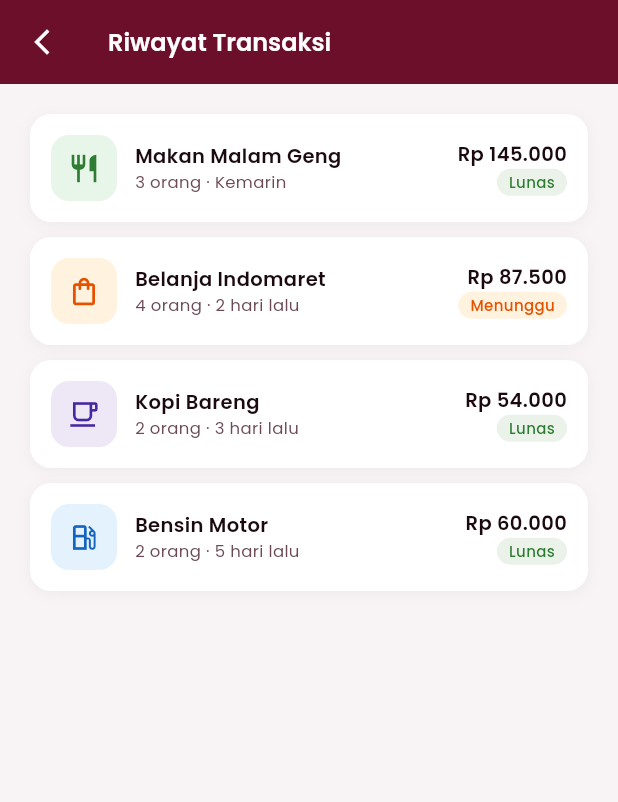
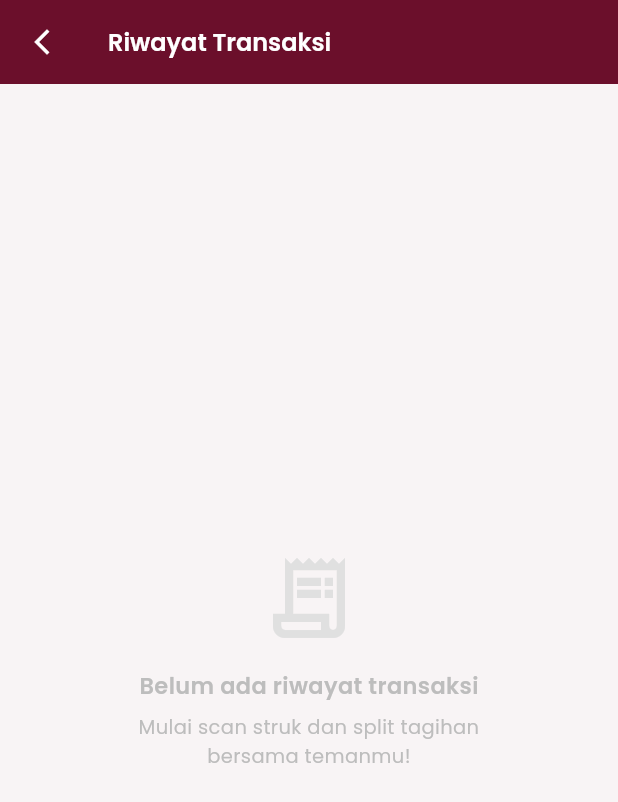
Before and after one commit to saaava/splitsnap, a Flutter app: the HistoryScreen screen opened directly, on a phone screen of 412 x 824 dp. Shown: the top 802 px of the screen. Run offline on Flutter 3.47's test engine with Material 3 defaults, Android fonts, the phone set to English and light mode, and no system bars; our stand-ins replace cloud_firestore, firebase_auth, firebase_core, google_fonts, google_sign_in, image_picker and 1 more; missing offline and left inert: google_mlkit_text_recognition; accounts and stored records are empty.

Commit message:
profile n transaksi jadi

```diff
--- /dev/null
+++ b/lib/core/services/transaction_service.dart
@@ -0,0 +1,66 @@
+// lib/core/services/transaction_service.dart
+// Singleton service untuk menyimpan riwayat transaksi in-memory
+// (bisa diganti Firestore nanti)
+
+import 'package:flutter/material.dart';
+
+class TransactionItem {
+  final String name;
+  final String date;
+  final String people;
+  final int amount;
+  final String status;
+  final IconData icon;
+  final Color color;
+  final Color iconColor;
+
+  const TransactionItem({
+    required this.name,
+    required this.date,
+    required this.people,
+    required this.amount,
+    required this.status,
+    required this.icon,
+    required this.color,
+    required this.iconColor,
+  });
+
+  TransactionItem copyWith({String? status}) {
+    return TransactionItem(
+      name: name,
+      date: date,
+      people: people,
+      amount: amount,
+      status: status ?? this.status,
+      icon: icon,
+      color: color,
+      iconColor: iconColor,
+    );
+  }
+}
+
+class TransactionService {
+  TransactionService._();
+  static final TransactionService instance = TransactionService._();
+
+  // List riwayat — kosong di awal, diisi saat user melakukan aktivitas
+  final List<TransactionItem> _transactions = [];
+
+  List<TransactionItem> get all => List.unmodifiable(_transactions);
+
+  List<TransactionItem> get recent =>
+      _transactions.take(3).toList();
+
+  void addTransaction(TransactionItem item) {
+    _transactions.insert(0, item);
+  }
+
+  void markPaid(String name) {
+    final idx = _transactions.indexWhere((t) => t.name == name);
+    if (idx != -1) {
+      _transactions[idx] = _transactions[idx].copyWith(status: 'Lunas');
+    }
+  }
+
+  void clear() => _transactions.clear();
+}
--- a/lib/features/history/screens/history_screen.dart
+++ b/lib/features/history/screens/history_screen.dart
@@ -1,54 +1,22 @@
+// lib/features/history/screens/history_screen.dart
+
 import 'package:flutter/material.dart';
 import 'package:google_fonts/google_fonts.dart';
+import 'package:splitsnap/core/services/transaction_service.dart';
 import 'package:splitsnap/core/theme/app_theme.dart';
 
-class HistoryScreen extends StatelessWidget {
+class HistoryScreen extends StatefulWidget {
   const HistoryScreen({super.key});
 
-  static final List<Map<String, dynamic>> _history = [
-    {
-      'name': 'Makan Malam Geng',
-      'date': 'Kemarin',
-      'people': '3 orang',
-      'amount': 145000,
-      'status': 'Lunas',
-      'icon': Icons.restaurant_outlined,
-      'color': Color(0xFFE8F5E9),
-      'iconColor': Color(0xFF2E7D32),
-    },
-    {
-      'name': 'Belanja Indomaret',
-      'date': '2 hari lalu',
-      'people': '4 orang',
-      'amount': 87500,
-      'status': 'Menunggu',
-      'icon': Icons.shopping_bag_outlined,
-      'color': Color(0xFFFFF3E0),
-      'iconColor': Color(0xFFE65100),
-    },
-    {
-      'name': 'Kopi Bareng',
-      'date': '3 hari lalu',
-      'people': '2 orang',
-      'amount': 54000,
-      'status': 'Lunas',
-      'icon': Icons.local_cafe_outlined,
-      'color': Color(0xFFEDE7F6),
-      'iconColor': Color(0xFF4527A0),
-    },
-    {
-      'name': 'Bensin Motor',
-      'date': '5 hari lalu',
-      'people': '2 orang',
-      'amount': 60000,
-      'status': 'Lunas',
-      'icon': Icons.local_gas_station_outlined,
-      'color': Color(0xFFE3F2FD),
-      'iconColor': Color(0xFF1565C0),
-    },
-  ];
+  @override
+  State<HistoryScreen> createState() => _HistoryScreenState();
+}
+
+class _HistoryScreenState extends State<HistoryScreen> {
+  // Gunakan StatefulWidget agar bisa refresh setelah kembali
 
   String _formatRupiah(int amount) {
+    if (amount == 0) return 'Rp 0';
     final str = amount.toString();
     final buffer = StringBuffer();
     for (int i = 0; i < str.length; i++) {
@@ -60,6 +28,9 @@ class HistoryScreen extends StatelessWidget {
 
   @override
   Widget build(BuildContext context) {
+    // ✅ Ambil langsung dari TransactionService (real-time per render)
+    final history = TransactionService.instance.all;
+
     return Scaffold(
       backgroundColor: AppColors.background,
       appBar: AppBar(
@@ -82,13 +53,15 @@ class HistoryScreen extends StatelessWidget {
           ),
         ),
       ),
-      body: ListView.separated(
+      body: history.isEmpty
+          ? _buildEmptyState()
+          : ListView.separated(
               padding: const EdgeInsets.all(20),
-        itemCount: _history.length,
+              itemCount: history.length,
               separatorBuilder: (_, __) => const SizedBox(height: 10),
               itemBuilder: (context, index) {
-          final tx = _history[index];
-          final isPaid = tx['status'] == 'Lunas';
+                final tx = history[index];
+                final isPaid = tx.status == 'Lunas';
                 return Container(
                   padding: const EdgeInsets.all(14),
                   decoration: BoxDecoration(
@@ -108,12 +81,12 @@ class HistoryScreen extends StatelessWidget {
                         width: 44,
                         height: 44,
                         decoration: BoxDecoration(
-                    color: tx['color'] as Color,
+                          color: tx.color,
                           borderRadius: BorderRadius.circular(12),
                         ),
                         child: Icon(
-                    tx['icon'] as IconData,
-                    color: tx['iconColor'] as Color,
+                          tx.icon,
+                          color: tx.iconColor,
                           size: 22,
                         ),
                       ),
@@ -123,7 +96,7 @@ class HistoryScreen extends StatelessWidget {
                           crossAxisAlignment: CrossAxisAlignment.start,
                           children: [
                             Text(
-                        tx['name'] as String,
+                              tx.name,
                               style: GoogleFonts.poppins(
                                 fontSize: 13,
                                 fontWeight: FontWeight.w600,
@@ -131,7 +104,7 @@ class HistoryScreen extends StatelessWidget {
                               ),
                             ),
                             Text(
-                        '${tx['people']} · ${tx['date']}',
+                              '${tx.people} · ${tx.date}',
                               style: GoogleFonts.poppins(
                                 fontSize: 11,
                                 color: AppColors.textSecondary,
@@ -144,7 +117,7 @@ class HistoryScreen extends StatelessWidget {
                         crossAxisAlignment: CrossAxisAlignment.end,
                         children: [
                           Text(
-                      _formatRupiah(tx['amount'] as int),
+                            _formatRupiah(tx.amount),
                             style: GoogleFonts.poppins(
                               fontSize: 13,
                               fontWeight: FontWeight.w600,
@@ -163,7 +136,7 @@ class HistoryScreen extends StatelessWidget {
                               borderRadius: BorderRadius.circular(20),
                             ),
                             child: Text(
-                        tx['status'] as String,
+                              tx.status,
                               style: GoogleFonts.poppins(
                                 fontSize: 10,
                                 fontWeight: FontWeight.w500,
@@ -182,4 +155,37 @@ class HistoryScreen extends StatelessWidget {
             ),
     );
   }
+
+  Widget _buildEmptyState() {
+    return Center(
+      child: Column(
+        mainAxisAlignment: MainAxisAlignment.center,
+        children: [
+          Icon(
+            Icons.receipt_long_outlined,
+            size: 64,
+            color: Colors.grey[300],
+          ),
+          const SizedBox(height: 16),
+          Text(
+            'Belum ada riwayat transaksi',
+            style: GoogleFonts.poppins(
+              fontSize: 15,
+              fontWeight: FontWeight.w600,
+              color: Colors.grey[400],
+            ),
+          ),
+          const SizedBox(height: 8),
+          Text(
+            'Mulai scan struk dan split tagihan\nbersama temanmu!',
+            textAlign: TextAlign.center,
+            style: GoogleFonts.poppins(
+              fontSize: 13,
+              color: Colors.grey[400],
+            ),
+          ),
+        ],
+      ),
+    );
   }
+}
--- a/lib/features/split/screens/join_room_screen.dart
+++ b/lib/features/split/screens/join_room_screen.dart
@@ -1,7 +1,7 @@
 import 'package:flutter/material.dart';
 import 'package:google_fonts/google_fonts.dart';
 import 'package:splitsnap/core/theme/app_theme.dart';
-import 'package:splitsnap/features/split/services/room_service.dart';
+import 'package:splitsnap/core/services/room_service.dart';
 import 'package:splitsnap/features/split/screens/bill_confirmation_screen.dart';
 
 class JoinRoomScreen extends StatefulWidget {
--- a/lib/features/split/screens/room_share_screen.dart
+++ b/lib/features/split/screens/room_share_screen.dart
@@ -4,7 +4,7 @@ import 'package:flutter/material.dart';
 import 'package:flutter/services.dart';
 import 'package:google_fonts/google_fonts.dart';
 import 'package:splitsnap/core/theme/app_theme.dart';
-import 'package:splitsnap/features/split/services/room_service.dart';
+import 'package:splitsnap/core/services/room_service.dart';
 import 'room_screen.dart';
 
 class RoomShareScreen extends StatefulWidget {
```
Also changed, not shown: lib/features/auth/home/home_screen.dart (+115 -47 lines), lib/features/split/screens/bill_confirmation_screen.dart (+46 -23 lines), lib/core/services/room_service.dart (renamed from lib/features/split/services/room_service.dart). Lines whose indentation alone changed are shown as unchanged.
